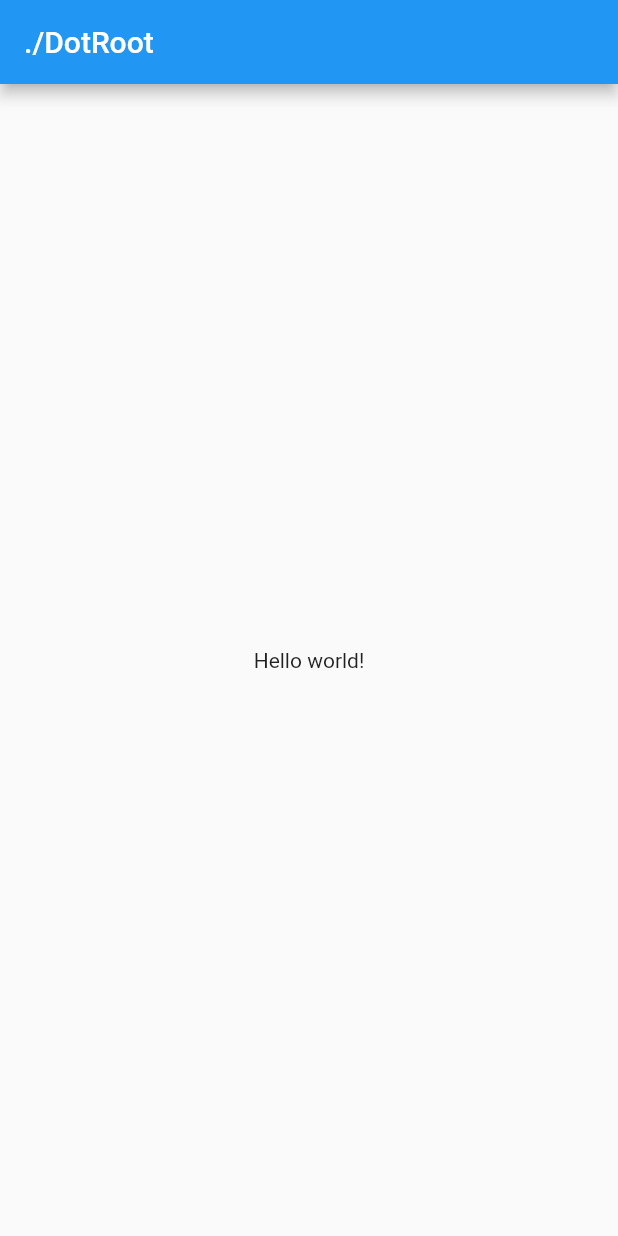
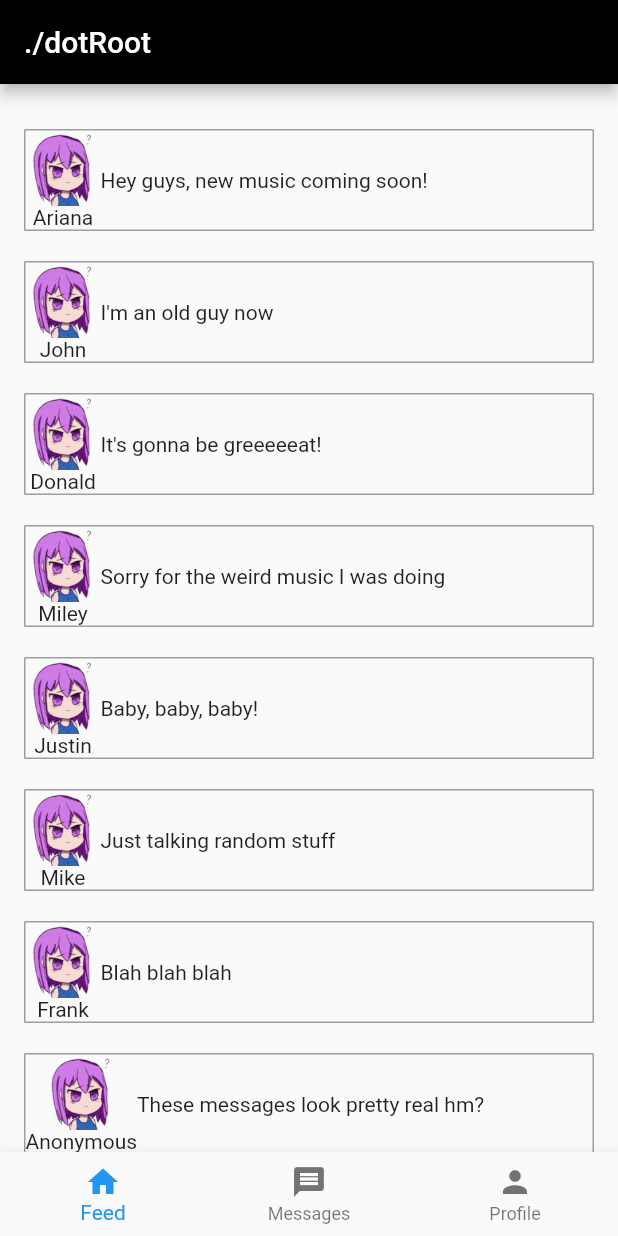
Before and after one commit to BeatMil/dotroot, a Flutter app: the screen it shows after launch, on a phone screen of 412 x 824 dp. Run offline on Flutter 3.47's test engine with Material 2 defaults, Android fonts, the phone set to English and light mode, and no system bars; our stand-ins replace cloud_firestore; accounts and stored records are empty.

Commit message:
got super basic stuff working

```diff
--- /dev/null
+++ b/lib/chats.dart
@@ -0,0 +1,100 @@
+import 'package:dotroot/messages.dart';
+import 'package:flutter/material.dart';
+import 'package:cloud_firestore/cloud_firestore.dart';
+
+final sampleMessages = [
+  {"name": "Phillip", "message": "Hey, sorry I missed your call"},
+  {"name": "Apiporn", "message": "do you hate flutter yet?"},
+  {"name": "Chaky", "message": "What amazing homework you submitted!"},
+  {"name": "Nick", "message": "You wanna get shabu later?"},
+  {"name": "Justin", "message": "Baby, baby, baby!"},
+];
+
+class ChatsView extends StatefulWidget {
+  @override
+  _ChatsViewState createState() {
+    return _ChatsViewState();
+  }
+}
+
+class _ChatsViewState extends State<ChatsView> {
+  @override
+  Widget build(BuildContext context) {
+    return Scaffold(
+      appBar: AppBar(
+        title: Text('./chats'),
+      ),
+      body: _buildBody(context),
+    );
+  }
+
+  Widget _buildBody(BuildContext context) {
+    // return StreamBuilder<QuerySnapshot>(
+    //   stream: Firestore.instance.collection('baby').snapshots(),
+    //   builder: (context, snapshot) {
+    //     if (!snapshot.hasData) return LinearProgressIndicator();
+
+    //     return _buildList(context, snapshot.data.documents);
+    //   },
+    // );
+
+    return _buildList(context, sampleMessages);
+  }
+
+  Widget _buildList(BuildContext context, List<Map> snapshot) {
+    return ListView(
+      padding: const EdgeInsets.only(top: 20.0),
+      children: snapshot.map((data) => _buildListItem(context, data)).toList(),
+    );
+  }
+
+  Widget _buildListItem(BuildContext context, Map data) {
+    final record = Record.fromMap(data);
+
+    return Padding(
+      key: ValueKey(record.name),
+      padding: const EdgeInsets.symmetric(horizontal: 0.0, vertical: 2.0),
+      child: Container(
+        decoration: BoxDecoration(
+          border: Border.all(color: Colors.grey),
+          borderRadius: BorderRadius.circular(5.0),
+        ),
+        child: ListTile(
+            title: Text(record.name),
+            trailing: Text(record.message),
+            onTap: () {
+              Navigator.push(
+                context,
+                MaterialPageRoute(builder: (context) => MessageView()),
+              );
+            }
+            //  onTap: () => Firestore.instance.runTransaction((transaction) async {
+            //   final freshSnapshot = await transaction.get(record.reference);
+            //   final fresh = Record.fromSnapshot(freshSnapshot);
+
+            //   await transaction
+            //       .update(record.reference, {'votes': fresh.votes + 1});
+            // }),
+            ),
+      ),
+    );
+  }
+}
+
+class Record {
+  final String name;
+  final String message;
+  final DocumentReference reference;
+
+  Record.fromMap(Map<String, String> map, {this.reference})
+      : assert(map['name'] != null),
+        assert(map['message'] != null),
+        name = map['name'],
+        message = map['message'];
+
+  Record.fromSnapshot(DocumentSnapshot snapshot)
+      : this.fromMap(snapshot.data, reference: snapshot.reference);
+
+  @override
+  String toString() => "Record<$name:$message>";
+}
--- /dev/null
+++ b/lib/home.dart
@@ -0,0 +1,205 @@
+import 'package:flutter/material.dart';
+import 'package:cloud_firestore/cloud_firestore.dart';
+// import 'dart:async';
+// import 'main.dart';
+
+final samplePosts = [
+  {"name": "Ariana", "message": "Hey guys, new music coming soon!"},
+  {"name": "John", "message": "I'm an old guy now"},
+  {"name": "Donald", "message": "It's gonna be greeeeeat!"},
+  {"name": "Miley", "message": "Sorry for the weird music I was doing"},
+  {"name": "Justin", "message": "Baby, baby, baby!"},
+  {"name": "Mike", "message": "Just talking random stuff"},
+  {"name": "Frank", "message": "Blah blah blah"},
+  {"name": "Anonymous", "message": "These messages look pretty real hm?"},
+  {"name": "Anonymous", "message": "We will hack you."},
+  {"name": "Anonymous", "message": "Luke, I am your father."},
+  {"name": "Anonymous", "message": "Something else witty"},
+];
+
+class HomeView extends StatefulWidget {
+  _HomeViewState createState() => _HomeViewState();
+}
+
+class _HomeViewState extends State<HomeView> /*with AutomaticKeepAliveClientMixin<HomeView>*/ {
+
+//   List<Post> feedData;
+
+  buildPosts() {
+    // if (postData != null) {
+    //   return ListView(
+    //     children: postData,
+    //   );
+    // } else {
+      return Container(
+        alignment: FractionalOffset.center,
+        child: CircularProgressIndicator(),
+      );
+    // }
+  }
+
+  Widget _buildBody(BuildContext context) {
+    return _buildList(context, samplePosts);
+  }
+
+  Widget _buildList(BuildContext context, List<Map> snapshot) {
+    return ListView(
+      padding: const EdgeInsets.only(top: 20.0),
+      children: snapshot.map((data) => _buildListItem(context, data)).toList(),
+    );
+  }
+
+  Widget _buildListItem(BuildContext context, Map data) {
+    final record = Record.fromMap(data);
+
+    return Padding(
+      key: ValueKey(record.name),
+      padding: const EdgeInsets.symmetric(horizontal: 16.0, vertical: 10.0),
+      child: Container(
+        decoration: BoxDecoration(
+          border: Border.all(color: Colors.grey),
+          borderRadius: BorderRadius.circular(1.0),
+        ),
+
+        child: Row(
+          children: <Widget>[
+            Column(
+              children: <Widget>[
+                Image.asset(
+                'assets/MugiQT.png',
+                height: 50,
+                ),
+                Text(record.name),
+                // ListTile(
+                //     title: Text(record.name),
+                //     trailing: Text(record.message),
+                //     onTap: () => print("User tapped post")
+                //     //  onTap: () => Firestore.instance.runTransaction((transaction) async {
+                //     //   final freshSnapshot = await transaction.get(record.reference);
+                //     //   final fresh = Record.fromSnapshot(freshSnapshot);
+
+                //     //   await transaction
+                //     //       .update(record.reference, {'votes': fresh.votes + 1});
+                //     // }),
+                //     ),
+              ],
+            ),
+            Column(
+              crossAxisAlignment: CrossAxisAlignment.center,
+              textDirection: TextDirection.rtl,
+              children: <Widget>[
+                Text(record.message)
+              ],
+            ),
+          ],
+        ),
+      ),
+    );
+  }
+
+//   _loadPosts() async {
+//     SharedPreferences prefs = await SharedPreferences.getInstance();
+//     String json = prefs.getString("posts");
+
+//     if (json != null) {
+//       List<Map<String, dynamic>> data =
+//         jsonDecode(json).cast<Map<String, dynamic>>();
+//       List<Post> listOfPosts = _generatePosts(data);
+//       setState(() {
+//         postData = listOfPosts;
+//       });
+//     } else {
+//       _getPosts;
+//     }
+
+//   }
+
+//   _getPosts() {
+//     SharedPreferences preferences = await SharedPreferences.getInstance();
+
+//     String userID = googleSignIn.currentUser.id.toString();
+//     var url =
+//     '';
+//     var httpClient = HttpClient();
+
+//     List<Posts> listOfPosts;
+//     String result;
+//     try {
+//       var request = await httpClient.getUrl(Uri.parse(url));
+//       var response = await request.close();
+//       if (response.statusCode == HttpStatus.ok) {
+//         String json = await response.transform(utf8.decoder).join();
+
+//       }
+//     }
+//   }
+
+  Future<void> _refresh() {
+
+    // await _getPosts();
+    // setState(() {
+    // });
+
+      print("Refresh preformed");
+      // return;
+
+  }
+
+//   List<Posts> _generateFeed() {
+//     List<Posts> listOfPosts = []
+
+//     for (var postTata in feedData) {
+//       // read posts from Firebase
+//     }
+
+//     return listOfPosts;
+//   }
+
+  @override
+  Widget build(BuildContext context) {
+    // super.build(context);
+
+    return Scaffold(
+      appBar: AppBar(
+        title: const Text('./dotRoot'),
+        // centerTitle: true,
+      ),
+      body: RefreshIndicator(
+        onRefresh: _refresh,
+        child: _buildBody(context),
+      ),
+    );
+  }
+
+//   // Boilerplate stuff for 'AutomaticKeepAlive':
+//   @override
+//   bool get wantKeepAlive => true;
+
+//   @override
+//   void initState() {
+//     super.initState();
+//     this._loadPosts();
+//   }
+
+// }
+
+
+}
+
+class Record {
+  final String name;
+  final String message;
+  final DocumentReference reference;
+
+  Record.fromMap(Map<String, String> map, {this.reference})
+      : assert(map['name'] != null),
+        assert(map['message'] != null),
+        name = map['name'],
+        message = map['message'];
+
+  Record.fromSnapshot(DocumentSnapshot snapshot)
+      : this.fromMap(snapshot.data, reference: snapshot.reference);
+
+  @override
+  String toString() => "Record<$name:$message>";
+}
--- a/lib/main.dart
+++ b/lib/main.dart
@@ -1,20 +1,134 @@
+// Import required packages and libraries
 import 'package:flutter/material.dart';
 
-void main() => runApp(MyApp());
+// Import local pages:
+import './home.dart';
+import './messages.dart';
+import './profile.dart';
+import 'chats.dart';
+// import './user.dart';
 
-class MyApp extends StatelessWidget {
+// PageController pageController = PageController(initialPage: 0, keepPage: true);
+// User currentUser;
+
+final ThemeData defaultTheme = new ThemeData(
+  primaryColor: Colors.black,
+  accentColor: Colors.orangeAccent[400],
+);
+
+void main() => runApp(DotRoot());
+
+class DotRoot extends StatelessWidget {
   @override
   Widget build(BuildContext context) {
     return MaterialApp(
       title: './DotRoot',
-      home: Scaffold(
-        appBar: AppBar(
-          title: Text('./DotRoot'),
-        ),
-        body: Center(
-          child: Text('Hello world!'),
-        ),
-      ),
+      theme: defaultTheme,
+      home: DefaultPage(),
+      debugShowCheckedModeBanner: false,
     );
   }
 }
+
+class DefaultPage extends StatefulWidget {
+  @override
+  _DefaultPageState createState() => _DefaultPageState();
+}
+
+class _DefaultPageState extends State<DefaultPage> {
+  // Index for current page user is viewing
+  int currentIndex = 0;
+
+  // MessageView messageView;
+  // ProfileView profileView;
+  // List<Widget> pages;
+  // Widget currentPage;
+
+  // bool triedSilentLogin = false;
+
+  // The login window (TODO: Finish creating login window)
+  // Scaffold showLoginPage() {
+  //   return Scaffold(
+  //     body: Center(
+  //       child: Padding(
+  //         padding: const EdgeInsets.only(top: 240.0),
+  //         child: Column(
+  //           children: <Widget>[
+  //             Text('DotRoot Login'),
+  //           ],
+  //         ),
+  //       ),
+  //     ),
+  //   );
+  // }
+
+  // The buttons for the bottom navigation bar
+  final bottomBarItems = [
+    BottomNavigationBarItem(
+      icon: Icon(Icons.home),
+      title: Text('Feed'),
+    ),
+    BottomNavigationBarItem(
+      icon: Icon(Icons.message),
+      title: Text('Messages'),
+    ),
+    BottomNavigationBarItem(
+      icon: Icon(Icons.person),
+      title: Text('Profile'),
+    ),
+  ];
+
+  final pages = [
+    HomeView(),
+    ChatsView(),
+    // MessageView(),
+    ProfileView(),
+  ];
+
+  PageController pageController = new PageController();
+
+
+
+  // Build the scene
+  @override
+  Widget build(BuildContext context) {
+    return Scaffold(
+        body: pages[currentIndex],
+        bottomNavigationBar: BottomNavigationBar(
+          currentIndex: currentIndex,
+          onTap: (index) {
+            // Change index if user clicks on new page
+            setState(() {
+              currentIndex = index;
+            });
+          },
+          items: bottomBarItems,
+        ),
+    );
+  }
+
+  // Handle page navigation
+  // void onPageChanged(int page) {
+  //   pageController.jumpToPage(page);
+  // }
+
+  // Required boilerplate code for pageController:
+  // @override
+  // void initState() {
+  //   // messageView = MessageView();
+  //   // profileView = ProfileView();
+
+  //   // pages = [messageView, messageView, profileView];
+
+  //   // currentPage = messageView;
+
+  //   super.initState();
+  // }
+
+  // @override
+  // void dispose() {
+  //   super.dispose();
+  //   // pageController.dispose();
+  // }
+
+}
--- /dev/null
+++ b/lib/messages.dart
@@ -0,0 +1,167 @@
+import 'package:flutter/material.dart';
+
+final String _name = 'Nick';
+
+// class MessageView extends StatelessWidget {
+//   @override
+//   Widget build(BuildContext context) {
+//     return Scaffold(
+//       appBar: new AppBar(
+//         backgroundColor: Colors.black,
+//         elevation: Theme.of(context).platform == TargetPlatform.iOS ? 0.0 : 4.0,
+//         title: Text('./messages'),
+//       ),
+//       body: new Center(
+//         child: Text("Hello world! Messages"),
+//       ),
+//     );
+//   }
+// }
+
+class MessageView extends StatefulWidget {
+  @override
+  State createState() => MessageViewState();
+}
+
+class MessageViewState extends State<MessageView> with TickerProviderStateMixin {
+  final List<ChatMessage> _messages = <ChatMessage>[];
+  final TextEditingController _textController = new TextEditingController();
+  bool _isComposing = false;
+
+  @override
+  Widget build(BuildContext context) {
+    return new Scaffold(
+      appBar: AppBar(
+        title: new Text("./message"),
+        elevation: Theme.of(context).platform == TargetPlatform.iOS ? 0.0 : 4.0,
+      ),
+      body: Container(
+        child: new Column(
+          children: <Widget>[
+            new Flexible(
+                child: new ListView.builder(
+              padding: new EdgeInsets.all(8.0),
+              reverse: true,
+              itemBuilder: (_, int index) => _messages[index],
+              itemCount: _messages.length,
+            )),
+            new Divider(height: 1.0),
+            new Container(
+              decoration: new BoxDecoration(color: Theme.of(context).cardColor),
+              child: _buildTextController(),
+            ),
+          ],
+        ),
+        decoration: Theme.of(context).platform == TargetPlatform.iOS
+            ? new BoxDecoration(
+                border:
+                    new Border(top: new BorderSide(color: Colors.grey[200])))
+            : null,
+      ),
+    );
+  }
+
+  Widget _buildTextController() {
+    return new IconTheme(
+      data: new IconThemeData(color: Theme.of(context).accentColor),
+      child: new Container(
+        margin: EdgeInsets.symmetric(horizontal: 8.0),
+        child: Row(
+          children: <Widget>[
+            new Flexible(
+              child: new TextField(
+                controller: _textController,
+                onChanged: (String text) {
+                  setState(() {
+                    _isComposing = text.length > 0;
+                  });
+                },
+                onSubmitted: _handleSubmitted,
+                decoration: new InputDecoration(
+                  hintText: "Send a message",
+                ),
+              ),
+            ),
+            new Container(
+              margin: new EdgeInsets.symmetric(horizontal: 4.0),
+              child: new IconButton(
+                      icon: new Icon(Icons.send),
+                      onPressed: _isComposing
+                          ? () => _handleSubmitted(_textController.text)
+                          : null,
+                    ),
+            ),
+          ],
+        ),
+      ),
+    );
+  }
+
+  void _handleSubmitted(String text) {
+    if (text.length > 0) {
+      _textController.clear();
+      setState(() {
+        _isComposing = false;
+      });
+      ChatMessage message = new ChatMessage(
+        text: text,
+        animationController: new AnimationController(
+          duration: new Duration(milliseconds: 700),
+          vsync: this,
+        ),
+      );
+      setState(() {
+        _messages.insert(0, message);
+      });
+      message.animationController.forward();
+    }
+  }
+
+  @override
+  void dispose() {
+    for (ChatMessage message in _messages)
+      message.animationController.dispose();
+    super.dispose();
+  }
+}
+
+class ChatMessage extends StatelessWidget {
+  ChatMessage({this.text, this.animationController});
+  final String text;
+  final AnimationController animationController;
+
+  @override
+  Widget build(BuildContext context) {
+    return new SizeTransition(
+      sizeFactor: new CurvedAnimation(
+        parent: animationController,
+        curve: Curves.easeOut,
+      ),
+      axisAlignment: 0.0,
+      child: new Container(
+        margin: const EdgeInsets.symmetric(vertical: 10.0),
+        child: new Row(
+          crossAxisAlignment: CrossAxisAlignment.start,
+          children: <Widget>[
+            new Container(
+              margin: const EdgeInsets.only(right: 16.0),
+              child: new CircleAvatar(child: new Text(_name[0])),
+            ),
+            new Expanded(
+              child: new Column(
+                crossAxisAlignment: CrossAxisAlignment.start,
+                children: <Widget>[
+                  new Text(_name, style: Theme.of(context).textTheme.subhead),
+                  new Container(
+                    margin: const EdgeInsets.only(top: 5.0),
+                    child: new Text(text),
+                  ),
+                ],
+              ),
+            ),
+          ],
+        ),
+      ),
+    );
+  }
+}
```
Also changed, not shown: lib/post.dart (added, +50 -0 lines).
